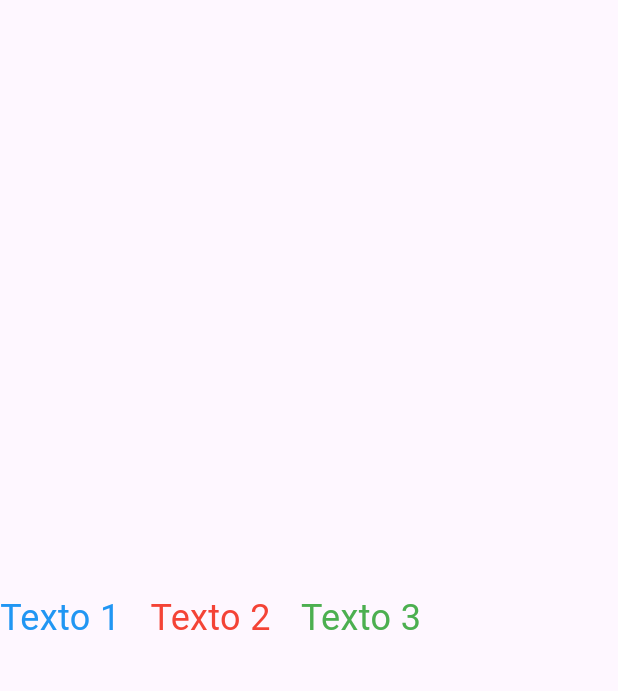
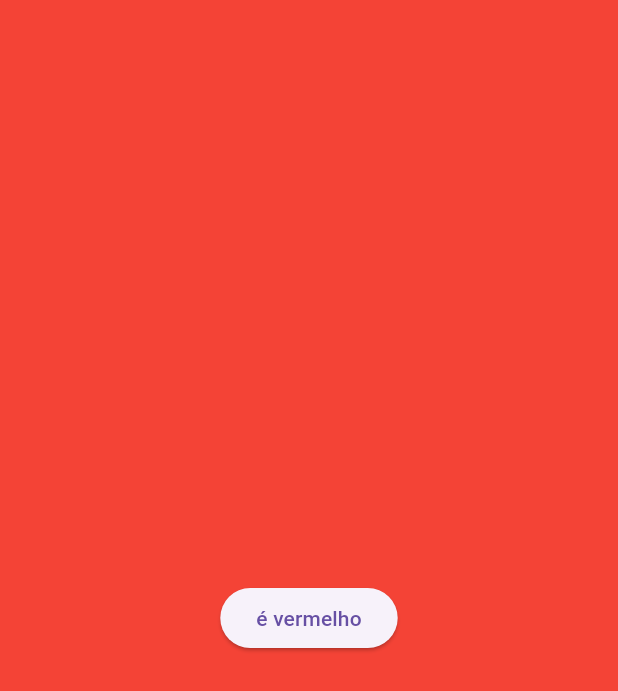
Before and after one commit to GabrielcDonato/flutter_class, a Flutter app: the screen it shows after launch, on a phone screen of 412 x 824 dp. Shown: the top 691 px of the screen. Run offline on Flutter 3.47's test engine with Material 3 defaults, Android fonts, the phone set to English and light mode, and no system bars.

Commit message:
feat: aula statefull widget

```diff
--- /dev/null
+++ b/lib/components/exemplo_statefull.dart
@@ -0,0 +1,43 @@
+import 'package:flutter/material.dart';
+
+class MeuWidgetDeEstado extends StatefulWidget {
+  const MeuWidgetDeEstado({super.key});
+
+  @override
+  State<MeuWidgetDeEstado> createState() => _MeuWidgetDeEstadoState();
+}
+
+class _MeuWidgetDeEstadoState extends State<MeuWidgetDeEstado> {
+  bool isRed = false;
+
+  @override
+  void initState() {
+    super.initState();
+    Future.delayed(const Duration(seconds: 3), () {
+      setState(() {
+        isRed = true;
+      });
+    });
+  }
+
+  @override
+  Widget build(BuildContext context) {
+    return Scaffold(
+      backgroundColor: isRed ? Colors.red : Colors.yellow,
+      body: Center(
+        child: ElevatedButton(
+          onPressed: () {
+            setState(() {
+              isRed = !isRed;
+            });
+
+            print(isRed);
+          },
+          child: const Text(
+            'é vermelho',
+          ),
+        ),
+      ),
+    );
+  }
+}
--- a/lib/components/layout_row.dart
+++ b/lib/components/layout_row.dart
@@ -6,6 +6,7 @@ class LayoutRow extends StatelessWidget {
   @override
   Widget build(BuildContext context) {
     return const Scaffold(
+      backgroundColor: Colors.amber,
       body: SizedBox(
         height: double.infinity,
         child: Row(
```
Also changed, not shown: lib/components/exemplo_stateless.dart (added, +36 -0 lines), lib/main.dart (+2 -38 lines), 2 other files.
